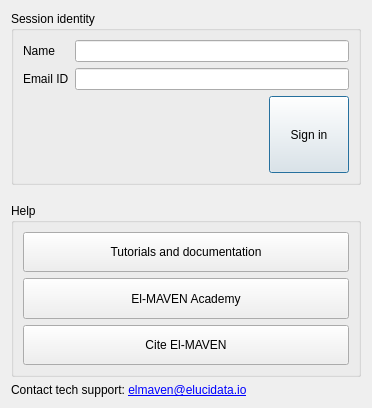
ElucidataInc/ElMaven, file src/gui/mzroll/forms/infodialog.ui: the form before one commit.
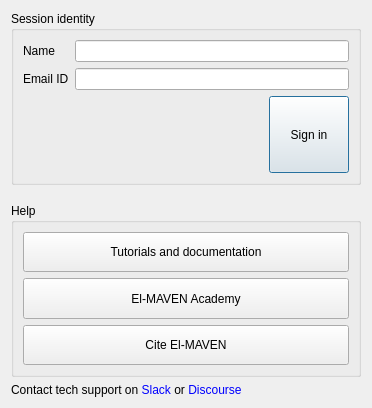
The form after the commit.

Commit message: UI Community Links fixed

Patch:
```diff
--- a/src/gui/mzroll/forms/infodialog.ui
+++ b/src/gui/mzroll/forms/infodialog.ui
@@ -198,7 +198,15 @@
       </sizepolicy>
      </property>
      <property name="text">
-      <string>&lt;html&gt;&lt;head/&gt;&lt;body&gt;&lt;p&gt;Contact tech support: &lt;a href=&quot;mailto:elmaven@elucidata.io&quot;&gt;&lt;span style=&quot; text-decoration: underline; color:#0000ff;&quot;&gt;elmaven@elucidata.io&lt;/span&gt;&lt;/a&gt;&lt;/p&gt;&lt;/body&gt;&lt;/html&gt;</string>
+      <string>&lt;html&gt;
+&lt;head/&gt;
+&lt;body&gt;
+&lt;p&gt;Contact tech support on 
+&lt;a href=&quot;https://app.slack.com/accept-shared-channel/TCXNUNT2A/I01LHPSBXRP/zt-lnynae7l-A1kzzK4KfZaoNQ0ZrwLdAg&quot;&gt;&lt;span style=&quot; text-decoration: none; color:#0000ff;&quot;&gt;Slack &lt;/span&gt;&lt;/a&gt; or 
+&lt;a href=&quot;https://community.elucidata.io/c/help/7&quot;&gt;&lt;span style=&quot; text-decoration: none; color:#0000ff;&quot;&gt;Discourse &lt;/span&gt;&lt;/a&gt; 
+&lt;/p&gt;
+&lt;/body&gt;
+&lt;/html&gt;</string>
      </property>
     </widget>
    </item>
```
